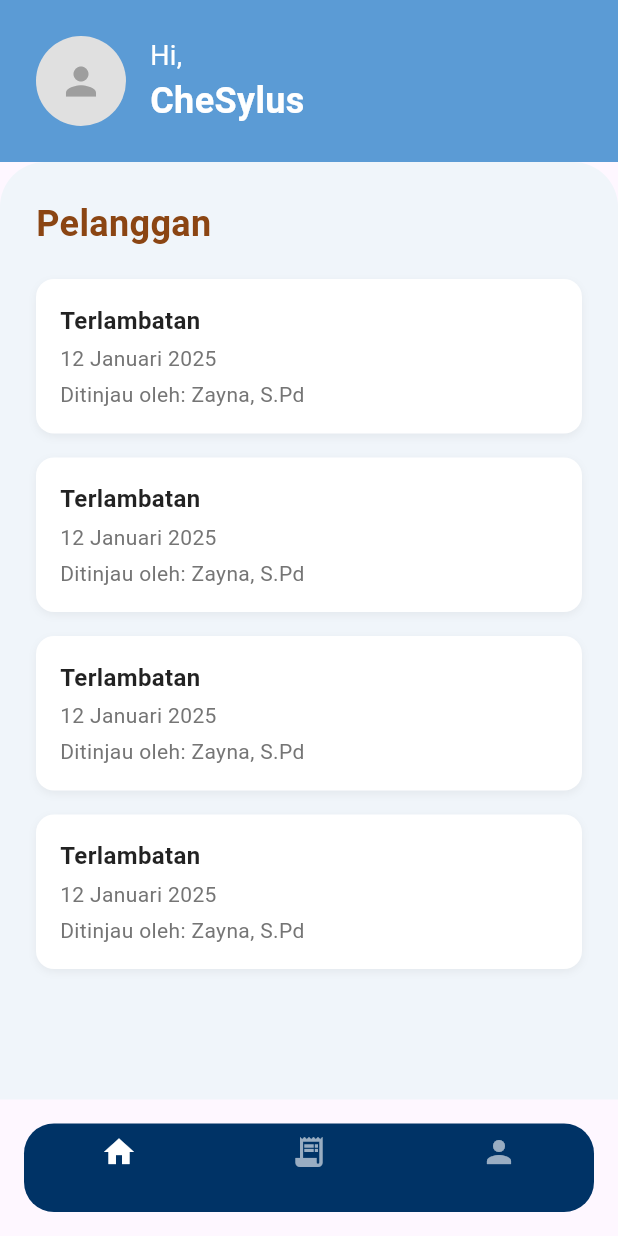
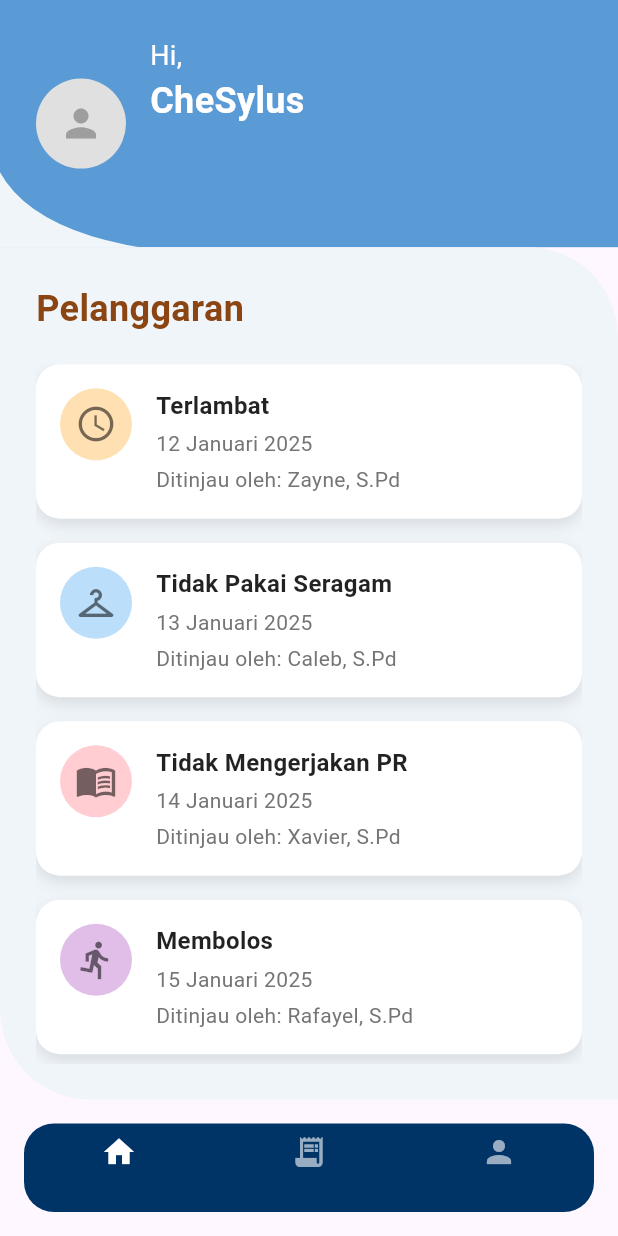
Before and after one commit to R3nev/SETERA, a Flutter app: the HomeView screen opened by its route, on a phone screen of 412 x 824 dp. Run offline on Flutter 3.47's test engine with Material 3 defaults, Android fonts, the light colour scheme and no system bars; our stand-ins replace get.

Commit message:
auto commit

```diff
--- a/lib/app/modules/home/views/home_view.dart
+++ b/lib/app/modules/home/views/home_view.dart
@@ -1,5 +1,4 @@
 import 'package:flutter/material.dart';
-
 void main() {
   runApp(const MyApp());
 }
@@ -31,29 +30,75 @@ class HomeView extends StatefulWidget {
 class _HomeViewState extends State<HomeView> {
   int _selectedIndex = 0;
 
-  // Sample data for customers
+  // Data pelanggaran lebih bervariasi
   final List<Map<String, String>> customers = [
     {
-      'status': 'Terlambatan',
+      'type': 'late',
+      'status': 'Terlambat',
       'date': '12 Januari 2025',
-      'description': 'Ditinjau oleh: Zayna, S.Pd'
+      'description': 'Ditinjau oleh: Zayne, S.Pd'
     },
     {
-      'status': 'Terlambatan',
-      'date': '12 Januari 2025',
-      'description': 'Ditinjau oleh: Zayna, S.Pd'
+      'type': 'uniform',
+      'status': 'Tidak Pakai Seragam',
+      'date': '13 Januari 2025',
+      'description': 'Ditinjau oleh: Caleb, S.Pd'
     },
     {
-      'status': 'Terlambatan',
-      'date': '12 Januari 2025',
-      'description': 'Ditinjau oleh: Zayna, S.Pd'
+      'type': 'homework',
+      'status': 'Tidak Mengerjakan PR',
+      'date': '14 Januari 2025',
+      'description': 'Ditinjau oleh: Xavier, S.Pd'
     },
     {
-      'status': 'Terlambatan',
-      'date': '12 Januari 2025',
-      'description': 'Ditinjau oleh: Zayna, S.Pd'
+      'type': 'skip',
+      'status': 'Membolos',
+      'date': '15 Januari 2025',
+      'description': 'Ditinjau oleh: Rafayel, S.Pd'
+    },
+    {
+      'type': 'noisy',
+      'status': 'Bersikap Berisik',
+      'date': '16 Januari 2025',
+      'description': 'Ditinjau oleh: Ren, S.Pd'
     },
   ];
+
+  // Fungsi untuk menentukan icon berdasarkan type
+  IconData getViolationIcon(String type) {
+    switch (type) {
+      case 'late':
+        return Icons.access_time;
+      case 'uniform':
+        return Icons.checkroom;
+      case 'homework':
+        return Icons.menu_book;
+      case 'skip':
+        return Icons.directions_run;
+      case 'noisy':
+        return Icons.volume_up;
+      default:
+        return Icons.warning;
+    }
+  }
+
+  // Fungsi untuk menentukan warna background icon
+  Color getViolationColor(String type) {
+    switch (type) {
+      case 'late':
+        return Colors.orange.shade100;
+      case 'uniform':
+        return Colors.blue.shade100;
+      case 'homework':
+        return Colors.red.shade100;
+      case 'skip':
+        return Colors.purple.shade100;
+      case 'noisy':
+        return Colors.green.shade100;
+      default:
+        return Colors.grey.shade100;
+    }
+  }
 
   void _onItemTapped(int index) {
     setState(() {
@@ -66,8 +111,13 @@ class _HomeViewState extends State<HomeView> {
     return Scaffold(
       body: Column(
         children: [
-          // Top blue section with profile
+          // Top blue section with profile and wave effect
+          Stack(
+            children: [
+              // Blue background
               Container(
+                width: double.infinity,
+                height: MediaQuery.of(context).size.height * 0.2,
                 decoration: const BoxDecoration(
                   color: Color(0xFF5B9BD5),
                 ),
@@ -92,7 +142,6 @@ class _HomeViewState extends State<HomeView> {
                           ),
                         ),
                         const SizedBox(width: 16),
-
                         // Greeting text
                         const Column(
                           crossAxisAlignment: CrossAxisAlignment.start,
@@ -120,15 +169,29 @@ class _HomeViewState extends State<HomeView> {
                   ),
                 ),
               ),
-
+              // Wave overlay
+              Positioned(
+                bottom: 0,
+                left: 0,
+                right: 0,
+                child: ClipPath(
+                  clipper: WaveClipper(),
+                  child: Container(
+                    height: 50,
+                    color: const Color(0xFFF0F5FA),
+                  ),
+                ),
+              ),
+            ],
+          ),
           // Main content area
           Expanded(
             child: Container(
               decoration: const BoxDecoration(
                 color: Color(0xFFF0F5FA),
                 borderRadius: BorderRadius.only(
-                  topLeft: Radius.circular(30),
-                  topRight: Radius.circular(30),
+                  topRight: Radius.circular(60),
+                  bottomLeft: Radius.circular(60),
                 ),
               ),
               child: Padding(
@@ -136,42 +199,62 @@ class _HomeViewState extends State<HomeView> {
                 child: Column(
                   crossAxisAlignment: CrossAxisAlignment.start,
                   children: [
-                    // Pelanggan title
+                    // Pelanggaran title
                     const Text(
-                      'Pelanggan',
+                      'Pelanggaran',
                       style: TextStyle(
                         fontSize: 24,
                         fontWeight: FontWeight.bold,
-                        color: Color(0xFF8B4513), // Brown color
+                        color: Color(0xFF8B4513),
                       ),
                     ),
                     const SizedBox(height: 20),
-
                     // Customer list
                     Expanded(
                       child: ListView.builder(
                         itemCount: customers.length,
                         itemBuilder: (context, index) {
                           final customer = customers[index];
+                          final type = customer['type'] ?? '';
                           return Container(
                             margin: const EdgeInsets.only(bottom: 16),
                             padding: const EdgeInsets.all(16),
                             decoration: BoxDecoration(
                               color: Colors.white,
-                              borderRadius: BorderRadius.circular(12),
+                              borderRadius: BorderRadius.circular(16),
                               boxShadow: [
                                 BoxShadow(
-                                  color: Colors.black.withOpacity(0.05),
-                                  blurRadius: 4,
-                                  offset: const Offset(0, 2),
+                                  color: Colors.black.withOpacity(0.10),
+                                  blurRadius: 8,
+                                  offset: const Offset(0, 4),
                                 ),
                               ],
                             ),
+                            child: Row(
+                              crossAxisAlignment: CrossAxisAlignment.start,
+                              children: [
+                                // Icon di sebelah kiri
+                                Container(
+                                  width: 48,
+                                  height: 48,
+                                  decoration: BoxDecoration(
+                                    color: getViolationColor(type),
+                                    shape: BoxShape.circle,
+                                  ),
+                                  child: Icon(
+                                    getViolationIcon(type),
+                                    color: Colors.black54,
+                                    size: 28,
+                                  ),
+                                ),
+                                const SizedBox(width: 16),
+                                // Teks di sebelah kanan icon
+                                Expanded(
                                   child: Column(
                                     crossAxisAlignment: CrossAxisAlignment.start,
                                     children: [
                                       Text(
-                                  customer['status']!,
+                                        customer['status'] ?? '',
                                         style: const TextStyle(
                                           fontSize: 16,
                                           fontWeight: FontWeight.bold,
@@ -180,7 +263,7 @@ class _HomeViewState extends State<HomeView> {
                                       ),
                                       const SizedBox(height: 4),
                                       Text(
-                                  customer['date']!,
+                                        customer['date'] ?? '',
                                         style: TextStyle(
                                           fontSize: 14,
                                           color: Colors.grey.shade600,
@@ -188,10 +271,13 @@ class _HomeViewState extends State<HomeView> {
                                       ),
                                       const SizedBox(height: 4),
                                       Text(
-                                  customer['description']!,
+                                        customer['description'] ?? '',
                                         style: TextStyle(
                                           fontSize: 14,
                                           color: Colors.grey.shade600,
+                                        ),
+                                      ),
+                                    ],
                                   ),
                                 ),
                               ],
@@ -207,7 +293,6 @@ class _HomeViewState extends State<HomeView> {
           ),
         ],
       ),
-
       // Bottom Navigation Bar
       bottomNavigationBar: Container(
         margin: const EdgeInsets.all(16),
@@ -215,6 +300,8 @@ class _HomeViewState extends State<HomeView> {
           color: const Color(0xFF003366),
           borderRadius: BorderRadius.circular(20),
         ),
+        child: ClipRRect(
+          borderRadius: BorderRadius.circular(20),
           child: BottomNavigationBar(
             currentIndex: _selectedIndex,
             onTap: _onItemTapped,
@@ -239,6 +326,38 @@ class _HomeViewState extends State<HomeView> {
             ],
           ),
         ),
+      ),
     );
   }
 }
+
+// Custom clipper untuk membuat efek gelombang
+class WaveClipper extends CustomClipper<Path> {
+  @override
+  Path getClip(Size size) {
+    var path = Path();
+
+    // Mulai dari kiri atas
+    path.lineTo(0, 0);
+
+    // Buat gelombang yang melengkung ke bawah seperti di gambar
+    var firstControlPoint = Offset(size.width * 0.1, size.height * 1.5);
+    var firstEndPoint = Offset(size.width * 0.7, size.height * 1);
+    path.quadraticBezierTo(
+      firstControlPoint.dx, firstControlPoint.dy,
+      firstEndPoint.dx, firstEndPoint.dy
+    );
+
+
+
+    // Tutup path
+    path.lineTo(size.width, size.height);
+    path.lineTo(0, size.height);
+    path.close();
+
+    return path;
+  }
+
+  @override
+  bool shouldReclip(CustomClipper<Path> oldClipper) => false;
+}
```
Also changed, not shown: assets/mascot/late.png (added). Lines whose indentation alone changed are shown as unchanged.
